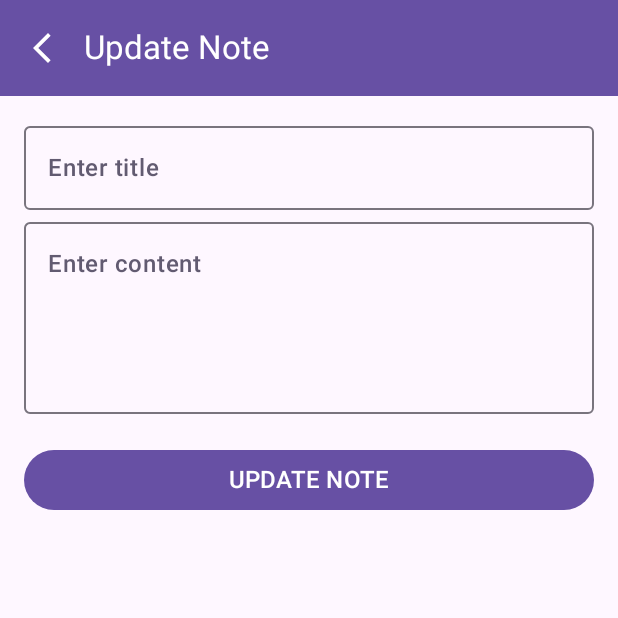
After one commit to ralphmarondev/SpringNote, an Android app built with Jetpack Compose: the composable UpdateNoteScreen called with empty values, on a phone screen of 412 x 824 dp, the top half of it. The commit adds this screen. Run offline under Robolectric (Android 15) with nearby library versions, the phone set to English and light mode, and no system bars; network calls fail; 1 statement that could not run was skipped.

Commit message:
[cmp] implemented UpdateNoteScreen and UpdateNoteViewModel

```diff
--- a/cmp/composeApp/src/commonMain/kotlin/com/ralphmarondev/springnote/note/di/NoteModule.kt
+++ b/cmp/composeApp/src/commonMain/kotlin/com/ralphmarondev/springnote/note/di/NoteModule.kt
@@ -7,9 +7,11 @@ import com.ralphmarondev.springnote.note.domain.usecase.DeleteNoteByIdUseCase
 import com.ralphmarondev.springnote.note.domain.usecase.GetAllNotesUseCase
 import com.ralphmarondev.springnote.note.domain.usecase.GetNoteByIdUseCase
 import com.ralphmarondev.springnote.note.domain.usecase.SaveNoteUseCase
+import com.ralphmarondev.springnote.note.domain.usecase.UpdateNoteUseCase
 import com.ralphmarondev.springnote.note.presentation.new_note.NewNoteViewModel
 import com.ralphmarondev.springnote.note.presentation.note_details.NoteDetailsViewModel
 import com.ralphmarondev.springnote.note.presentation.note_list.NoteListViewModel
+import com.ralphmarondev.springnote.note.presentation.update_note.UpdateNoteViewModel
 import org.koin.core.module.dsl.factoryOf
 import org.koin.core.module.dsl.singleOf
 import org.koin.dsl.bind
@@ -23,8 +25,10 @@ val noteModule = module {
     factoryOf(::GetNoteByIdUseCase)
     factoryOf(::SaveNoteUseCase)
     factoryOf(::DeleteNoteByIdUseCase)
+    factoryOf(::UpdateNoteUseCase)
 
     factoryOf(::NoteListViewModel)
     factoryOf(::NewNoteViewModel)
     factoryOf(::NoteDetailsViewModel)
+    factoryOf(::UpdateNoteViewModel)
 }
--- /dev/null
+++ b/cmp/composeApp/src/commonMain/kotlin/com/ralphmarondev/springnote/note/presentation/update_note/UpdateNoteScreen.kt
@@ -0,0 +1,171 @@
+package com.ralphmarondev.springnote.note.presentation.update_note
+
+import androidx.compose.foundation.layout.Box
+import androidx.compose.foundation.layout.PaddingValues
+import androidx.compose.foundation.layout.Spacer
+import androidx.compose.foundation.layout.fillMaxSize
+import androidx.compose.foundation.layout.fillMaxWidth
+import androidx.compose.foundation.layout.height
+import androidx.compose.foundation.layout.padding
+import androidx.compose.foundation.layout.widthIn
+import androidx.compose.foundation.lazy.LazyColumn
+import androidx.compose.foundation.text.KeyboardActions
+import androidx.compose.foundation.text.KeyboardOptions
+import androidx.compose.material.icons.Icons
+import androidx.compose.material.icons.outlined.ArrowBackIosNew
+import androidx.compose.material3.Button
+import androidx.compose.material3.ExperimentalMaterial3Api
+import androidx.compose.material3.Icon
+import androidx.compose.material3.IconButton
+import androidx.compose.material3.MaterialTheme
+import androidx.compose.material3.Scaffold
+import androidx.compose.material3.Text
+import androidx.compose.material3.TopAppBar
+import androidx.compose.material3.TopAppBarDefaults
+import androidx.compose.runtime.Composable
+import androidx.compose.runtime.LaunchedEffect
+import androidx.compose.runtime.collectAsState
+import androidx.compose.ui.Alignment
+import androidx.compose.ui.Modifier
+import androidx.compose.ui.focus.FocusDirection
+import androidx.compose.ui.platform.LocalFocusManager
+import androidx.compose.ui.text.input.ImeAction
+import androidx.compose.ui.unit.dp
+import com.ralphmarondev.springnote.core.components.GradientSnackBar
+import com.ralphmarondev.springnote.note.presentation.components.ContentTextField
+import com.ralphmarondev.springnote.note.presentation.components.TitleTextField
+import kotlinx.coroutines.delay
+import org.koin.compose.viewmodel.koinViewModel
+import org.koin.core.annotation.KoinExperimentalAPI
+import org.koin.core.parameter.parametersOf
+
+@OptIn(ExperimentalMaterial3Api::class, KoinExperimentalAPI::class)
+@Composable
+fun UpdateNoteScreen(
+    noteId: String,
+    navigateBack: () -> Unit
+) {
+    val viewModel: UpdateNoteViewModel = koinViewModel(parameters = { parametersOf(noteId) })
+    val focusManager = LocalFocusManager.current
+    val title = viewModel.title.collectAsState().value
+    val content = viewModel.content.collectAsState().value
+    val response = viewModel.response.collectAsState().value
+    val showSnackbar = viewModel.showSnackbar.collectAsState().value
+
+    LaunchedEffect(response) {
+        response?.let {
+            if (it.success) {
+                println("Note updated successfully.")
+            } else {
+                println("Error updating note.")
+            }
+            viewModel.setShowSnackbar(true)
+            viewModel.resetResponse()
+        }
+    }
+    Scaffold(
+        topBar = {
+            TopAppBar(
+                title = {
+                    Text(
+                        text = "Update Note"
+                    )
+                },
+                navigationIcon = {
+                    IconButton(onClick = navigateBack) {
+                        Icon(
+                            imageVector = Icons.Outlined.ArrowBackIosNew,
+                            contentDescription = "Navigate back"
+                        )
+                    }
+                },
+                colors = TopAppBarDefaults.topAppBarColors(
+                    containerColor = MaterialTheme.colorScheme.primary,
+                    titleContentColor = MaterialTheme.colorScheme.onPrimary,
+                    navigationIconContentColor = MaterialTheme.colorScheme.onPrimary
+                )
+            )
+        }
+    ) { innerPadding ->
+        Box(modifier = Modifier.fillMaxSize()) {
+            LazyColumn(
+                modifier = Modifier
+                    .fillMaxSize()
+                    .padding(innerPadding),
+                contentPadding = PaddingValues(16.dp),
+                horizontalAlignment = Alignment.CenterHorizontally
+            ) {
+                item {
+                    TitleTextField(
+                        value = title,
+                        onValueChange = viewModel::onTitleValueChange,
+                        keyboardOptions = KeyboardOptions(
+                            imeAction = ImeAction.Next
+                        ),
+                        keyboardActions = KeyboardActions(
+                            onNext = {
+                                focusManager.moveFocus(FocusDirection.Next)
+                            }
+                        ),
+                        modifier = Modifier
+                            .widthIn(max = 500.dp)
+                            .fillMaxWidth()
+                            .padding(vertical = 4.dp)
+                    )
+
+                    ContentTextField(
+                        value = content,
+                        onValueChange = viewModel::onContentValueChange,
+                        keyboardOptions = KeyboardOptions(
+                            imeAction = ImeAction.Done
+                        ),
+                        keyboardActions = KeyboardActions(
+                            onDone = {
+                                focusManager.clearFocus()
+                            }
+                        ),
+                        modifier = Modifier
+                            .widthIn(max = 500.dp)
+                            .fillMaxWidth()
+                            .padding(vertical = 4.dp)
+                    )
+
+                    Spacer(modifier = Modifier.height(16.dp))
+                    Button(
+                        onClick = viewModel::update,
+                        modifier = Modifier
+                            .widthIn(max = 500.dp)
+                            .fillMaxWidth()
+                    ) {
+                        Text(
+                            text = "UPDATE NOTE",
+                            fontSize = MaterialTheme.typography.titleMedium.fontSize,
+                            fontWeight = MaterialTheme.typography.titleMedium.fontWeight
+                        )
+                    }
+                }
+            }
+
+            if (showSnackbar) {
+                Box(
+                    modifier = Modifier
+                        .widthIn(max = 500.dp)
+                        .fillMaxWidth()
+                        .align(Alignment.BottomCenter)
+                        .padding(bottom = 48.dp),
+                    contentAlignment = Alignment.Center
+                ) {
+                    GradientSnackBar(
+                        message = response?.message ?: "Updating note failed.",
+                        actionLabel = "OK",
+                        onAction = { viewModel.setShowSnackbar(false) }
+                    )
+                    LaunchedEffect(Unit) {
+                        delay(3000L)
+                        viewModel.setShowSnackbar(false)
+                    }
+                }
+            }
+        }
+    }
+}
--- /dev/null
+++ b/cmp/composeApp/src/commonMain/kotlin/com/ralphmarondev/springnote/note/presentation/update_note/UpdateNoteViewModel.kt
@@ -0,0 +1,88 @@
+package com.ralphmarondev.springnote.note.presentation.update_note
+
+import androidx.lifecycle.ViewModel
+import androidx.lifecycle.viewModelScope
+import com.ralphmarondev.springnote.core.domain.model.Result
+import com.ralphmarondev.springnote.note.domain.model.Note
+import com.ralphmarondev.springnote.note.domain.usecase.GetNoteByIdUseCase
+import com.ralphmarondev.springnote.note.domain.usecase.UpdateNoteUseCase
+import kotlinx.coroutines.delay
+import kotlinx.coroutines.flow.MutableStateFlow
+import kotlinx.coroutines.flow.asStateFlow
+import kotlinx.coroutines.launch
+
+class UpdateNoteViewModel(
+    private val noteId: String,
+    private val getNoteByIdUseCase: GetNoteByIdUseCase,
+    private val updateNoteUseCase: UpdateNoteUseCase
+) : ViewModel() {
+
+    private val _title = MutableStateFlow("")
+    val title = _title.asStateFlow()
+
+    private val _content = MutableStateFlow("")
+    val content = _content.asStateFlow()
+
+    private val _response = MutableStateFlow<Result?>(null)
+    val response = _response.asStateFlow()
+
+    private val _showSnackbar = MutableStateFlow(false)
+    val showSnackbar = _showSnackbar.asStateFlow()
+
+    private val _isSaving = MutableStateFlow(false)
+    private val _note = MutableStateFlow<Note?>(null)
+
+
+    init {
+        viewModelScope.launch {
+            val note: Note = getNoteByIdUseCase(noteId)
+            _note.value = note
+            _title.value = note.title
+            _content.value = note.content
+        }
+    }
+
+    fun onTitleValueChange(value: String) {
+        _title.value = value
+    }
+
+    fun onContentValueChange(value: String) {
+        _content.value = value
+    }
+
+    fun setShowSnackbar(value: Boolean) {
+        _showSnackbar.value = value
+    }
+
+    fun update() {
+        viewModelScope.launch {
+            if (_isSaving.value) {
+                return@launch
+            }
+            _isSaving.value = true
+
+            val updatedNote = Note(
+                id = _note.value?.id ?: "",
+                title = _title.value.trim(),
+                content = _content.value.trim(),
+                color = _note.value?.color ?: 1,
+                createdAt = _note.value?.createdAt ?: ""
+            )
+            val result = updateNoteUseCase(updatedNote)
+            _response.value = result
+
+            if (_response.value?.success == true) {
+                _title.value = ""
+                _content.value = ""
+            }
+            _isSaving.value = false
+        }
+    }
+
+    fun resetResponse() {
+        viewModelScope.launch {
+            delay(3000)
+            _response.value = null
+        }
+    }
+}
```
Also changed, not shown: cmp/composeApp/src/commonMain/kotlin/com/ralphmarondev/springnote/navigation/AppNavigation.kt (+15 -0 lines), cmp/composeApp/src/commonMain/kotlin/com/ralphmarondev/springnote/note/domain/usecase/UpdateNoteUseCase.kt (added, +35 -0 lines), cmp/composeApp/src/commonMain/kotlin/com/ralphmarondev/springnote/note/presentation/note_details/NoteDetailsScreen.kt (+5 -2 lines).
